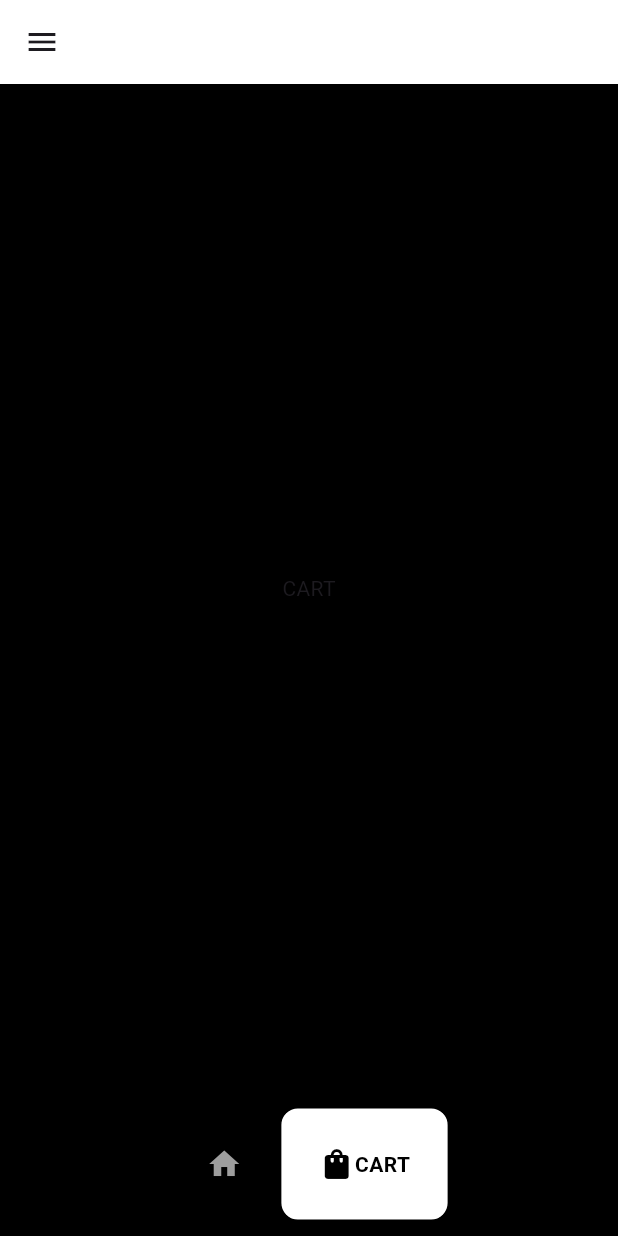
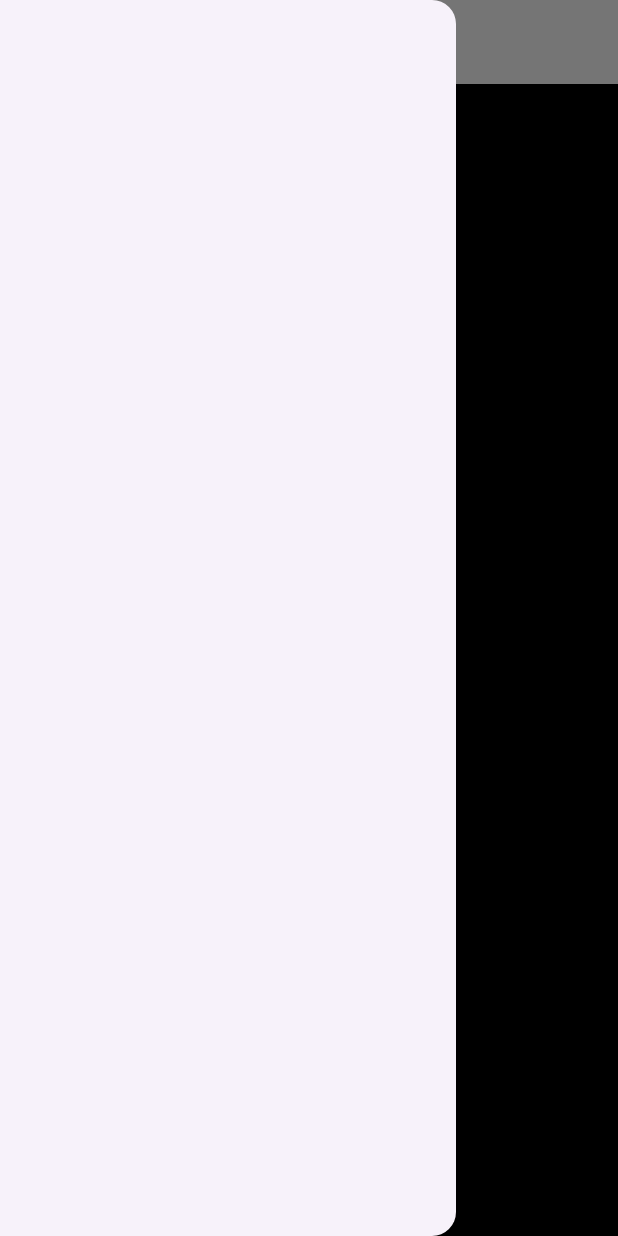
Before and after one commit to shreywhatt/ECOMMERCE-APP, a Flutter app: the Homepage screen opened directly, item 2 of the bottom bar chosen, after a tap on the "menu" icon, on a phone screen of 412 x 824 dp. Run offline on Flutter 3.47's test engine with Material 3 defaults, Android fonts, the phone set to English and light mode, and no system bars; drawn by our look-alikes of google_nav_bar.

Commit message:
Bottom Navigator Feature

```diff
--- a/lib/components/bottom_nav_bar.dart
+++ b/lib/components/bottom_nav_bar.dart
@@ -24,6 +24,7 @@ class MyBottomNavBar extends StatelessWidget {
               icon: Icons.home,
 
               text: 'SHOP',
+
             ),
             GButton(
               icon: Icons.shopping_bag_rounded,
--- a/lib/pages/HomePage.dart
+++ b/lib/pages/HomePage.dart
@@ -44,11 +44,20 @@ class _HomepageState extends State<Homepage> {
 
       appBar: AppBar(
         backgroundColor: Colors.white,
-        leading: IconButton(
-          icon: Icon(Icons.menu),
-          onPressed: () {},
+        elevation: 0,
+        leading: Builder(
+          builder: (context) {
+            return IconButton(
+              icon: Icon(Icons.menu,
+                  color: Colors.black),
+              onPressed: () {
+                Scaffold.of(context).openDrawer();
+              },
+            );
+          }
         ),
       ),
+      drawer: Drawer(),
 
       body: pages[
         selectedIndex
```
